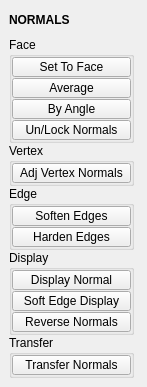
Qt form tentacle/ui/normals.ui (m3trik/tentacle) before a commit.
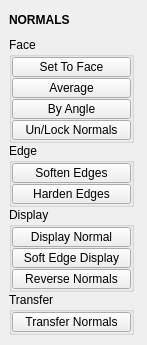
The same form after that commit. Custom widgets are drawn as their Qt base class.

The edit to the form file:
```diff
--- a/tentacle/ui/normals.ui
+++ b/tentacle/ui/normals.ui
@@ -10,7 +10,7 @@
     <x>0</x>
     <y>0</y>
     <width>147</width>
-    <height>371</height>
+    <height>345</height>
    </rect>
   </property>
   <property name="minimumSize">
@@ -232,73 +232,6 @@
         </layout>
        </widget>
       </item>
-      <item>
-       <widget class="QGroupBox" name="vertex">
-        <property name="minimumSize">
-         <size>
-          <width>125</width>
-          <height>0</height>
-         </size>
-        </property>
-        <property name="maximumSize">
-         <size>
-          <width>125</width>
-          <height>999</height>
-         </size>
-        </property>
-        <property name="title">
-         <string>Vertex</string>
-        </property>
-        <layout class="QVBoxLayout" name="verticalLayout_3">
-         <property name="spacing">
-          <number>1</number>
-         </property>
-         <property name="leftMargin">
-          <number>0</number>
-         </property>
-         <property name="topMargin">
-          <number>0</number>
-         </property>
-         <property name="rightMargin">
-          <number>0</number>
-         </property>
-         <property name="bottomMargin">
-          <number>0</number>
-         </property>
-         <item>
-          <widget class="QPushButton" name="b005">
-           <property name="enabled">
-            <bool>true</bool>
-           </property>
-           <property name="minimumSize">
-            <size>
-             <width>0</width>
-             <height>20</height>
-            </size>
-           </property>
-           <property name="maximumSize">
-            <size>
-             <width>999</width>
-             <height>20</height>
-            </size>
-           </property>
-           <property name="toolTip">
-            <string>Adjust vertex normals interactively</string>
-           </property>
-           <property name="text">
-            <string>Adj Vertex Normals</string>
-           </property>
-           <property name="iconSize">
-            <size>
-             <width>18</width>
-             <height>18</height>
-            </size>
-           </property>
-          </widget>
-         </item>
-        </layout>
-       </widget>
-      </item>
       <item>
        <widget class="QGroupBox" name="edge">
         <property name="minimumSize">
@@ -612,16 +545,16 @@
   </widget>
  </widget>
  <customwidgets>
-  <customwidget>
-   <class>PushButton</class>
-   <extends>QPushButton</extends>
-   <header>pushButton.h</header>
-  </customwidget>
   <customwidget>
    <class>DraggableHeader</class>
    <extends>QLabel</extends>
    <header>draggableHeader.h</header>
   </customwidget>
+  <customwidget>
+   <class>PushButton</class>
+   <extends>QPushButton</extends>
+   <header>pushButton.h</header>
+  </customwidget>
  </customwidgets>
  <resources/>
  <connections/>
```
